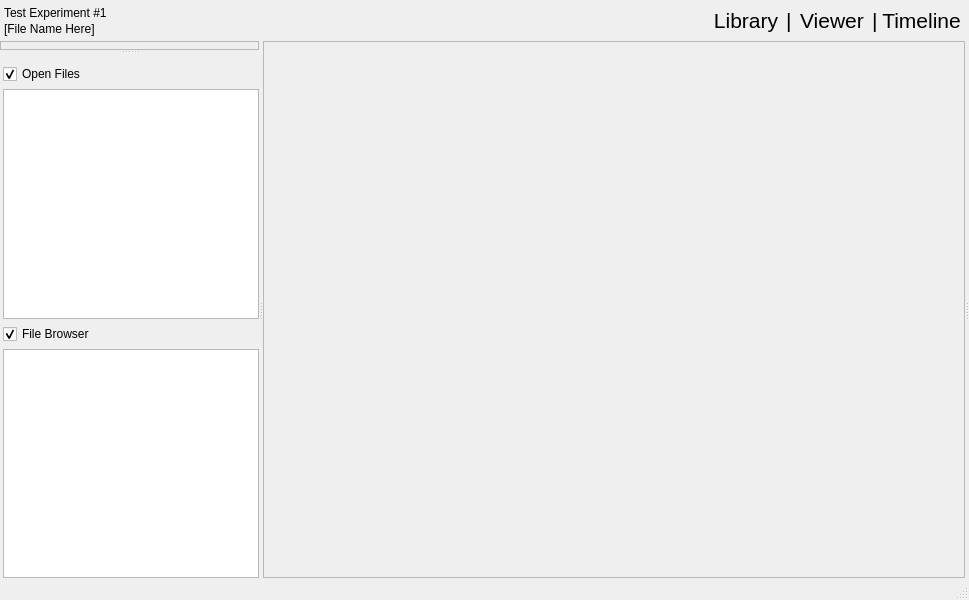
Above: gui/mainwindow.ui from ronpandolfi/Xi-cam before the change. Below: the same form after it.
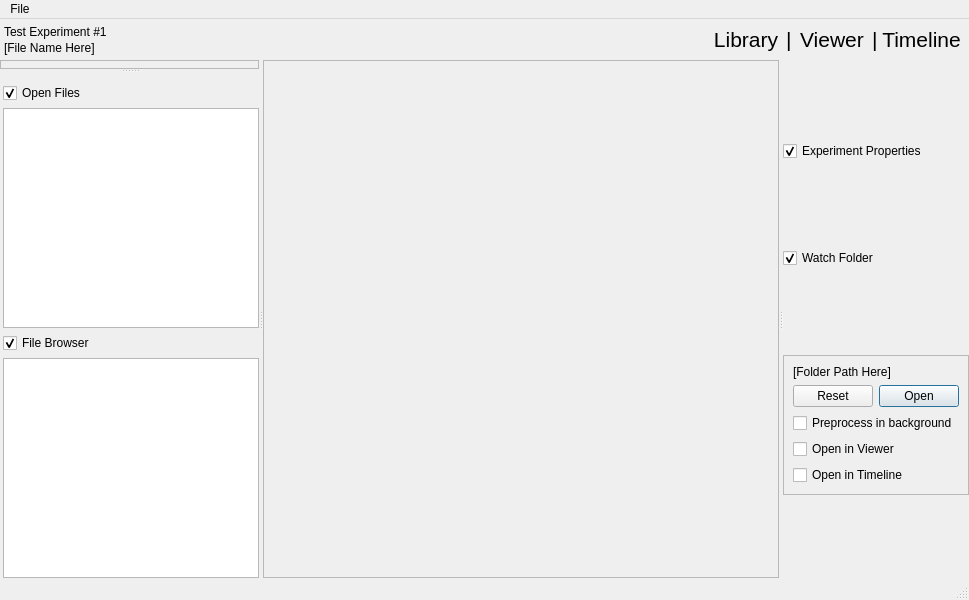
That is the form after the change. The open tabs and pages were chosen to show the change. Icons and pictures are not drawn.

```diff
--- a/gui/mainwindow.ui
+++ b/gui/mainwindow.ui
@@ -437,8 +437,8 @@
                <rect>
                 <x>0</x>
                 <y>0</y>
-                <width>687</width>
-                <height>522</height>
+                   <width>98</width>
+                   <height>28</height>
                </rect>
               </property>
              </widget>
@@ -506,7 +506,93 @@
          </widget>
         </widget>
         <widget class="QWidget" name="layoutWidget">
-         <layout class="QVBoxLayout" name="propertiesBox"/>
+            <layout class="QVBoxLayout" name="_2">
+                <item>
+                    <widget class="QCheckBox" name="checkBox">
+                        <property name="text">
+                            <string>Experiment Properties</string>
+                        </property>
+                        <property name="checked">
+                            <bool>true</bool>
+                        </property>
+                        <property name="isFoldingTab" stdset="0">
+                            <bool>true</bool>
+                        </property>
+                    </widget>
+                </item>
+                <item>
+                    <layout class="QVBoxLayout" name="propertiesBox"/>
+                </item>
+                <item>
+                    <widget class="QCheckBox" name="checkBox_2">
+                        <property name="text">
+                            <string>Watch Folder</string>
+                        </property>
+                        <property name="checked">
+                            <bool>true</bool>
+                        </property>
+                        <property name="isFoldingTab" stdset="0">
+                            <bool>true</bool>
+                        </property>
+                    </widget>
+                </item>
+                <item>
+                    <widget class="QFrame" name="frame_2">
+                        <property name="sizePolicy">
+                            <sizepolicy hsizetype="Preferred" vsizetype="Maximum">
+                                <horstretch>0</horstretch>
+                                <verstretch>0</verstretch>
+                            </sizepolicy>
+                        </property>
+                        <property name="autoFillBackground">
+                            <bool>false</bool>
+                        </property>
+                        <property name="frameShape">
+                            <enum>QFrame::StyledPanel</enum>
+                        </property>
+                        <property name="frameShadow">
+                            <enum>QFrame::Sunken</enum>
+                        </property>
+                        <layout class="QVBoxLayout" name="verticalLayout_9">
+                            <item>
+                                <widget class="QLabel" name="label">
+                                    <property name="text">
+                                        <string>[Folder Path Here]</string>
+                                    </property>
+                                </widget>
+                            </item>
+                            <item>
+                                <widget class="QDialogButtonBox" name="buttonBox">
+                                    <property name="standardButtons">
+                                        <set>QDialogButtonBox::Open|QDialogButtonBox::Reset</set>
+                                    </property>
+                                </widget>
+                            </item>
+                            <item>
+                                <widget class="QCheckBox" name="checkBox_3">
+                                    <property name="text">
+                                        <string>Preprocess in background</string>
+                                    </property>
+                                </widget>
+                            </item>
+                            <item>
+                                <widget class="QCheckBox" name="checkBox_5">
+                                    <property name="text">
+                                        <string>Open in Viewer</string>
+                                    </property>
+                                </widget>
+                            </item>
+                            <item>
+                                <widget class="QCheckBox" name="checkBox_4">
+                                    <property name="text">
+                                        <string>Open in Timeline</string>
+                                    </property>
+                                </widget>
+                            </item>
+                        </layout>
+                    </widget>
+                </item>
+            </layout>
         </widget>
        </widget>
       </item>
@@ -515,6 +601,24 @@
    </layout>
   </widget>
   <widget class="QStatusBar" name="statusbar"/>
+     <widget class="QMenuBar" name="menuBar">
+         <property name="geometry">
+             <rect>
+                 <x>0</x>
+                 <y>0</y>
+                 <width>969</width>
+                 <height>22</height>
+             </rect>
+         </property>
+         <widget class="QMenu" name="menuFile">
+             <property name="title">
+                 <string>File</string>
+             </property>
+             <addaction name="actionOpen"/>
+             <addaction name="actionExport_Image"/>
+         </widget>
+         <addaction name="menuFile"/>
+     </widget>
   <action name="actionBeamProperties">
    <property name="icon">
     <iconset>
```
Left out of the diff: 26 changed lines with no effect on the pictures.
